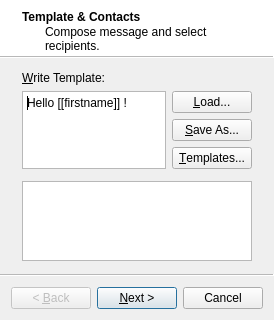
First picture: the form in mainwizard.ui, repository ceefour/messagemerge, before the edit.
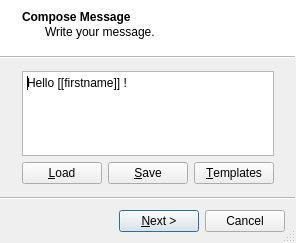
Second picture: the form after the edit.

The edit to the form file:
```diff
--- a/mainwizard.ui
+++ b/mainwizard.ui
@@ -6,8 +6,8 @@
    <rect>
     <x>0</x>
     <y>0</y>
-    <width>255</width>
-    <height>320</height>
+    <width>273</width>
+    <height>243</height>
    </rect>
   </property>
   <property name="sizePolicy">
@@ -19,87 +19,83 @@
   <property name="windowTitle">
    <string>MessageMerge</string>
   </property>
+  <property name="sizeGripEnabled">
+   <bool>true</bool>
+  </property>
   <property name="wizardStyle">
    <enum>QWizard::AeroStyle</enum>
   </property>
   <property name="options">
-   <set>QWizard::DisabledBackButtonOnLastPage|QWizard::HelpButtonOnRight</set>
+   <set>QWizard::HelpButtonOnRight|QWizard::NoBackButtonOnLastPage|QWizard::NoBackButtonOnStartPage</set>
   </property>
   <widget class="QWizardPage" name="startPage">
    <property name="title">
-    <string>Template &amp; Contacts</string>
+    <string>Compose Message</string>
    </property>
    <property name="subTitle">
-    <string>Compose message and select recipients.</string>
+    <string>Write your message.</string>
    </property>
    <attribute name="pageId">
     <string notr="true">1</string>
    </attribute>
    <layout class="QGridLayout" name="gridLayout">
-    <item row="0" column="0">
-     <widget class="QLabel" name="label">
-      <property name="sizePolicy">
-       <sizepolicy hsizetype="Preferred" vsizetype="Fixed">
-        <horstretch>0</horstretch>
-        <verstretch>0</verstretch>
-       </sizepolicy>
-      </property>
-      <property name="text">
-       <string>&amp;Write Template:</string>
-      </property>
-      <property name="buddy">
-       <cstring>templateEdit</cstring>
-      </property>
-     </widget>
-    </item>
-    <item row="1" column="0" rowspan="3">
+    <item row="0" column="0" colspan="3">
      <widget class="QPlainTextEdit" name="templateEdit">
       <property name="plainText">
        <string>Hello [[firstname]] !</string>
       </property>
      </widget>
     </item>
-    <item row="1" column="1" colspan="2">
+    <item row="1" column="0">
      <widget class="QPushButton" name="loadTemplateBtn">
+      <property name="sizePolicy">
+       <sizepolicy hsizetype="Minimum" vsizetype="Preferred">
+        <horstretch>0</horstretch>
+        <verstretch>0</verstretch>
+       </sizepolicy>
+      </property>
       <property name="text">
-       <string>&amp;Load...</string>
+       <string>&amp;Load</string>
       </property>
      </widget>
     </item>
-    <item row="2" column="1" colspan="2">
+    <item row="1" column="1">
      <widget class="QPushButton" name="saveAsTemplateBtn">
+      <property name="sizePolicy">
+       <sizepolicy hsizetype="Minimum" vsizetype="Preferred">
+        <horstretch>0</horstretch>
+        <verstretch>0</verstretch>
+       </sizepolicy>
+      </property>
       <property name="text">
-       <string>&amp;Save As...</string>
+       <string>&amp;Save</string>
       </property>
      </widget>
     </item>
-    <item row="3" column="1" colspan="2">
+    <item row="1" column="2">
      <widget class="QPushButton" name="editTemplatesBtn">
       <property name="sizePolicy">
-       <sizepolicy hsizetype="Minimum" vsizetype="Fixed">
+       <sizepolicy hsizetype="Minimum" vsizetype="Preferred">
         <horstretch>0</horstretch>
         <verstretch>0</verstretch>
        </sizepolicy>
       </property>
       <property name="text">
-       <string>&amp;Templates...</string>
+       <string>&amp;Templates</string>
       </property>
      </widget>
     </item>
-    <item row="4" column="0">
-     <widget class="QLabel" name="label_2">
-      <property name="sizePolicy">
-       <sizepolicy hsizetype="Ignored" vsizetype="Ignored">
-        <horstretch>0</horstretch>
-        <verstretch>0</verstretch>
-       </sizepolicy>
-      </property>
-      <property name="text">
-       <string>Choose Contacts:</string>
-      </property>
-     </widget>
-    </item>
-    <item row="5" column="0" colspan="3">
+   </layout>
+  </widget>
+  <widget class="QWizardPage" name="contactsPage">
+   <property name="title">
+    <string>Choose Recipients</string>
+   </property>
+   <property name="subTitle">
+    <string>Select contacts to receive the message.</string>
+   </property>
+   <layout class="QVBoxLayout" name="verticalLayout_3">
+    <item>
      <widget class="QListWidget" name="contactList">
       <property name="sizePolicy">
        <sizepolicy hsizetype="Expanding" vsizetype="Preferred">
```
Left out of the diff: 30 changed lines with no effect on the pictures.
